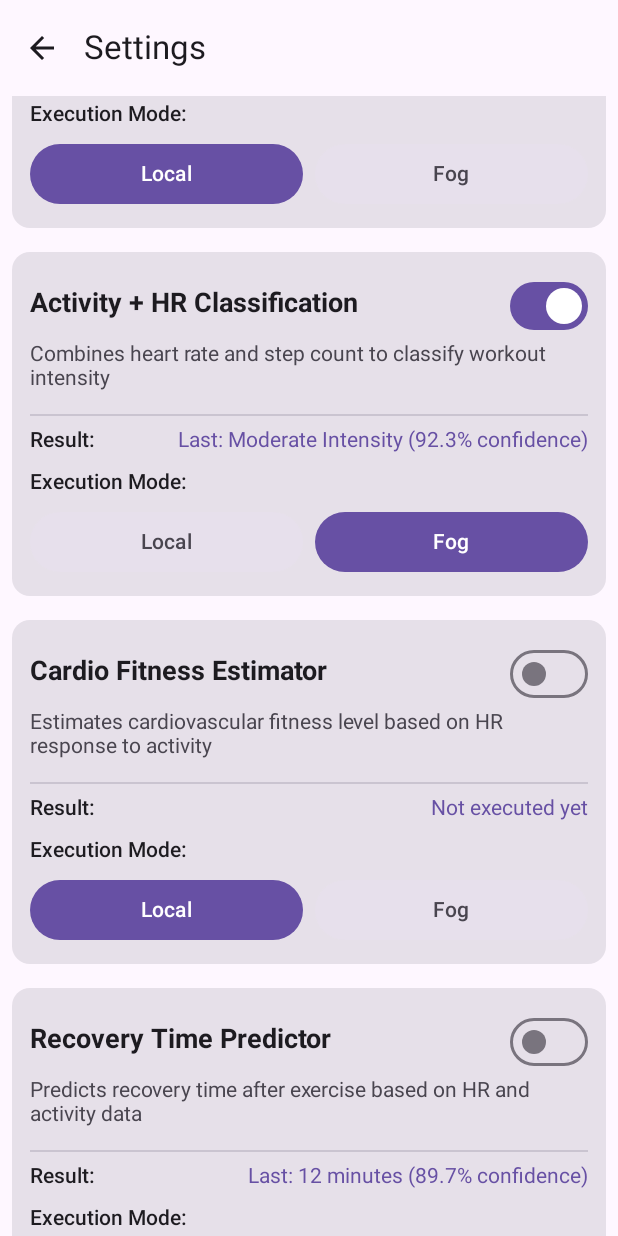
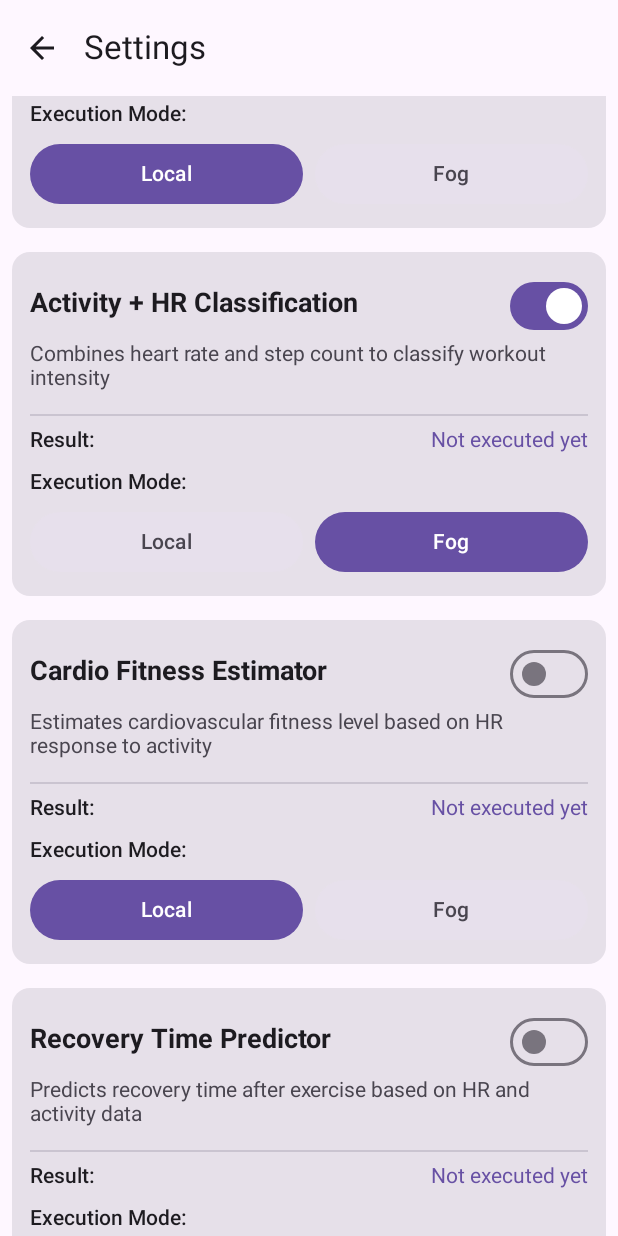
Before and after one commit to ff225/HealthConnectPlus, an Android app built with Jetpack Compose: the @Preview function SettingsScreenPreview, scrolled down 532 dp, on a phone screen of 412 x 824 dp. Run offline under Robolectric (Android 15) with nearby library versions, the phone set to English and light mode, and no system bars.

Commit message:
update result string

```diff
--- a/app/src/main/java/com/research/healthconnectplus/screen/settings/SettingsScreen.kt
+++ b/app/src/main/java/com/research/healthconnectplus/screen/settings/SettingsScreen.kt
@@ -218,7 +218,7 @@ fun SettingsScreen(navController: NavController? = null) {
             ModelCard(
                 modelName = "Heart Rate Anomaly Detection",
                 description = "Detects irregular heart rate patterns during physical activity",
-                result = "Last: Normal (98.5% confidence)",
+                result = "Not executed yet",
                 isLocal = true,
                 isEnabled = true,
                 onExecutionModeChange = { isLocal ->
@@ -232,7 +232,7 @@ fun SettingsScreen(navController: NavController? = null) {
             ModelCard(
                 modelName = "Activity + HR Classification",
                 description = "Combines heart rate and step count to classify workout intensity",
-                result = "Last: Moderate Intensity (92.3% confidence)",
+                result = "Not executed yet",
                 isLocal = false,
                 isEnabled = true,
                 onExecutionModeChange = { isLocal ->
@@ -260,7 +260,7 @@ fun SettingsScreen(navController: NavController? = null) {
             ModelCard(
                 modelName = "Recovery Time Predictor",
                 description = "Predicts recovery time after exercise based on HR and activity data",
-                result = "Last: 12 minutes (89.7% confidence)",
+                result = "Not executed yet",
                 isLocal = false,
                 isEnabled = false,
                 onExecutionModeChange = { isLocal ->
```
